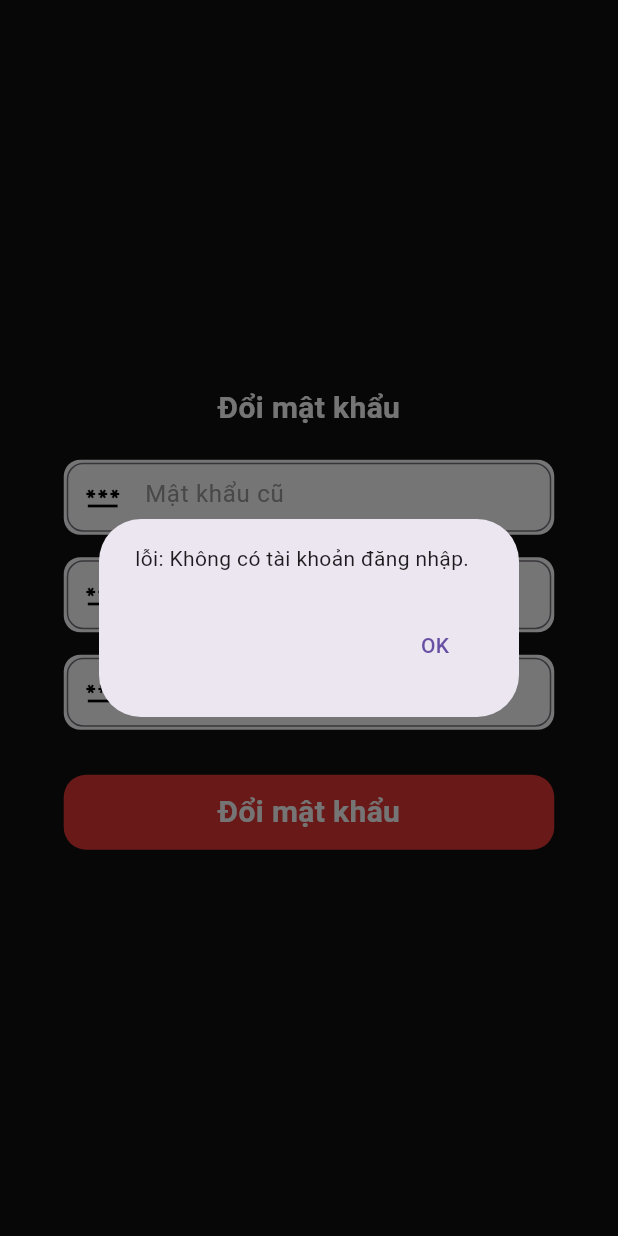
After one commit to nhatson247/LTDT_MoviesApp, a Flutter app: the ChangePass screen opened directly, after a tap on "Đổi mật khẩu", on a phone screen of 412 x 824 dp. The commit adds this screen. Run offline on Flutter 3.47's test engine with Material 3 defaults, Android fonts, the phone set to English and light mode, and no system bars; our stand-ins replace carousel_slider, email_validator, readmore, shared_preferences, sqflite, sqflite_common_ffi_web; accounts and stored records are empty.

Commit message:
hoàn tất

```diff
--- /dev/null
+++ b/lib/account/changePW.dart
@@ -0,0 +1,224 @@
+import 'package:flutter/material.dart';
+import 'package:flutter/services.dart';
+import 'package:provider/provider.dart';
+import 'package:testing/account/sql_helper.dart';
+import 'package:testing/account/taikhoan.dart';
+import 'package:crypto/crypto.dart';
+import 'package:testing/screens/Movies/home_screen.dart';
+import 'dart:convert';
+import 'Luu.dart';
+import '../homepage.dart';
+import '../utils/colors.dart';
+
+class ChangePass extends StatefulWidget {
+  const ChangePass({Key? key}) : super(key: key);
+
+  @override
+  State<ChangePass> createState() => _ChangePassState();
+}
+
+class _ChangePassState extends State<ChangePass> {
+  final TextEditingController _matkhaucuController = TextEditingController();
+  final TextEditingController _matkhaumoiController = TextEditingController();
+  final TextEditingController _nhaplaimatkhaumoiController = TextEditingController();
+  TaiKhoan? _loggedInStudent;
+
+  @override
+  void initState() {
+    super.initState();
+    _loggedInStudent = Provider.of<AuthProvider>(context, listen: false).loggedInStudent;
+  }
+
+  @override
+  Widget build(BuildContext context) {
+    return Scaffold(
+      body: Container(
+        decoration: BoxDecoration(
+          color: kBackgroundColor,
+        ),
+        child: Center(
+          child: SingleChildScrollView(
+            child: Padding(
+              padding: const EdgeInsets.all(15.0),
+              child: Column(
+                children: [
+                  buildTitle("Đổi mật khẩu"),
+                  const SizedBox(height: 20),
+                  buildTextField(_matkhaucuController, "Mật khẩu cũ", Colors.white, Icons.password, isPassword: true),
+                  buildTextField(_matkhaumoiController, "Mật khẩu mới ", Colors.white, Icons.password, isPassword: true),
+                  buildTextField(_nhaplaimatkhaumoiController, "Nhập lại mật khẩu mới ", Colors.white, Icons.password, isPassword: true),
+                  const SizedBox(height: 15),
+                  buildLoginButton(),
+                ],
+              ),
+            ),
+          ),
+        ),
+      ),
+    );
+  }
+
+  Widget buildTitle(String text) {
+    return Row(
+      mainAxisAlignment: MainAxisAlignment.center,
+      children: [
+        Text(
+          text,
+          style: const TextStyle(color: Colors.white, fontSize: 20, fontWeight: FontWeight.bold),
+        ),
+      ],
+    );
+  }
+
+  Widget buildTextField(TextEditingController controller, String hintText, Color backgroundColor, IconData iconData, {bool isPassword = false}) {
+    return Container(
+      width: 327,
+      height: 50,
+      decoration: BoxDecoration(
+        borderRadius: BorderRadius.circular(11),
+        color: backgroundColor,
+      ),
+      margin: const EdgeInsets.only(bottom: 15),
+      child: Padding(
+        padding: const EdgeInsets.all(2.0),
+        child: TextField(
+          controller: controller,
+          obscureText: isPassword,
+          decoration: InputDecoration(
+            border: OutlineInputBorder(
+              borderRadius: BorderRadius.circular(11),
+            ),
+            fillColor: Colors.black,
+            prefixIcon: Icon(
+              iconData,
+              color: Colors.black,
+            ),
+            hintStyle: const TextStyle(color: Colors.grey),
+            hintText: hintText,
+            contentPadding: const EdgeInsets.symmetric(vertical: 15),
+          ),
+          style: const TextStyle(
+            color: Colors.black,
+          ),
+          inputFormatters: [
+            FilteringTextInputFormatter.allow(RegExp(r'[a-zA-Z0-9]')),
+          ],
+        ),
+      ),
+    );
+  }
+
+  Widget buildLoginButton() {
+    return InkWell(
+      onTap: () {
+        _changePassword(context);
+        HomeScreen();
+      },
+      child: Container(
+        width: 327,
+        height: 50,
+        decoration: BoxDecoration(
+          color: Colors.red[600],
+          borderRadius: BorderRadius.circular(15),
+        ),
+        child: const Center(
+          child: Text(
+            'Đổi mật khẩu',
+            style: TextStyle(color: Colors.white, fontSize: 20, fontWeight: FontWeight.bold),
+          ),
+        ),
+      ),
+    );
+  }
+
+  String generateMd5(String input) {
+    return md5.convert(utf8.encode(input)).toString();
+  }
+
+  void _changePassword(BuildContext context) async {
+    try {
+      String matkhaucu = generateMd5(_matkhaucuController.text.trim());
+      String matkhaumoi = _matkhaumoiController.text.trim();
+      String nhaplaimatkhaumoi = _nhaplaimatkhaumoiController.text.trim();
+
+      if (_loggedInStudent == null) {
+        throw ('Không có tài khoản đăng nhập.');
+      }
+
+      if (matkhaucu.isEmpty || matkhaumoi.isEmpty || nhaplaimatkhaumoi.isEmpty) {
+        throw ('Vui lòng điền đầy đủ thông tin.');
+      }
+
+      if (_loggedInStudent!.matkhau != matkhaucu) {
+        throw ('Mật khẩu cũ không đúng');
+      }
+
+      if (matkhaucu == generateMd5(matkhaumoi)) {
+        throw ('Mật khẩu mới không được giống mật khẩu cũ.');
+      }
+
+      if (matkhaumoi != nhaplaimatkhaumoi) {
+        throw ('Mật khẩu mới không khớp.');
+      }
+
+      _loggedInStudent!.changePassword(matkhaumoi);
+
+      final SQLHelper dbHelper = SQLHelper();
+      await dbHelper.initDB();
+      await dbHelper.updatePassword(_loggedInStudent!.masv, _loggedInStudent!.matkhau);
+
+      Provider.of<AuthProvider>(context, listen: false).updateLoggedInStudent(_loggedInStudent!);
+
+      showDialog(
+        context: context,
+        builder: (context) => AlertDialog(
+          backgroundColor: Colors.green[300],
+          title: const Text(
+            'Đổi mật khẩu thành công',
+            style: TextStyle(color: Colors.white),
+          ),
+          actions: [
+            TextButton(
+              onPressed: () {
+                Navigator.of(context).pop();
+                _navigateToHomePage(context);
+              },
+              child: const Text(
+                'OK',
+                style: TextStyle(color: Colors.white),
+              ),
+            ),
+          ],
+        ),
+      );
+    } catch (error) {
+      showDialog(
+        context: context,
+        builder: (context) {
+          return AlertDialog(
+            content: Text('lỗi: $error'),
+            actions: [
+              TextButton(
+                onPressed: () {
+                  Navigator.pop(context);
+                },
+                child: Text('OK'),
+              ),
+            ],
+          );
+        },
+      );
+    }
+  }
+
+  void _navigateToHomePage(BuildContext context) {
+    Navigator.pushReplacement(
+      context,
+      MaterialPageRoute(builder: (context) => HomePage()),
+    );
+
+    Provider.of<AuthProvider>(context, listen: false).refreshHomePage();
+  }
+
+
+}
--- a/lib/account/sql_helper.dart
+++ b/lib/account/sql_helper.dart
@@ -47,4 +47,10 @@ class SQLHelper {
     );
     return result.isNotEmpty;
   }
+
+  Future<void> updatePassword(String masv, String newPassword) async {
+    final Database db = await initDB();
+    await db.update('tai_khoan', {'matkhau': newPassword}, where: 'masv = ?', whereArgs: [masv]);
+  }
+
 }
--- a/lib/account/taikhoan.dart
+++ b/lib/account/taikhoan.dart
@@ -1,6 +1,5 @@
 import 'dart:convert';
 import 'package:crypto/crypto.dart';
-
 
 class TaiKhoan {
   String masv;
@@ -32,7 +31,12 @@ class TaiKhoan {
       email: map['email'],
     );
   }
+
   String generateMd5(String input) {
     return md5.convert(utf8.encode(input)).toString();
   }
+
+  void changePassword(String newPassword) {
+    matkhau = generateMd5(newPassword);
+  }
 }
--- a/lib/main.dart
+++ b/lib/main.dart
@@ -2,9 +2,9 @@ import 'package:flutter/material.dart';
 import 'package:sqflite_common_ffi_web/sqflite_ffi_web.dart';
 import 'package:sqflite/sqflite.dart';
 import 'package:provider/provider.dart';
-import 'package:testing/homepage.dart';
-import 'Luu.dart';
+import 'account/Luu.dart';
 import 'account/login.dart';
+import 'homepage.dart';
 
 void main() {
   databaseFactory = databaseFactoryFfiWeb;
```
Also changed, not shown: lib/account/Luu.dart (renamed from lib/Luu.dart, +15 -1 lines), lib/account/login.dart (+20 -2 lines), lib/account/signup.dart (+51 -25 lines), lib/widgets/Movie_Section.dart (+18 -2 lines).
